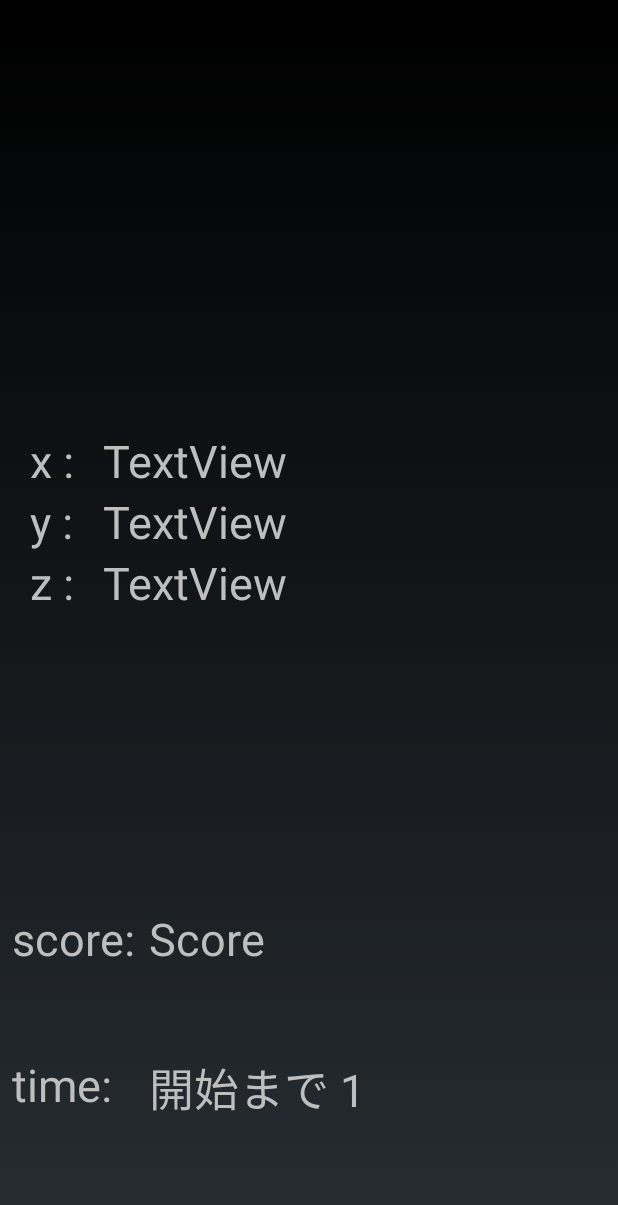
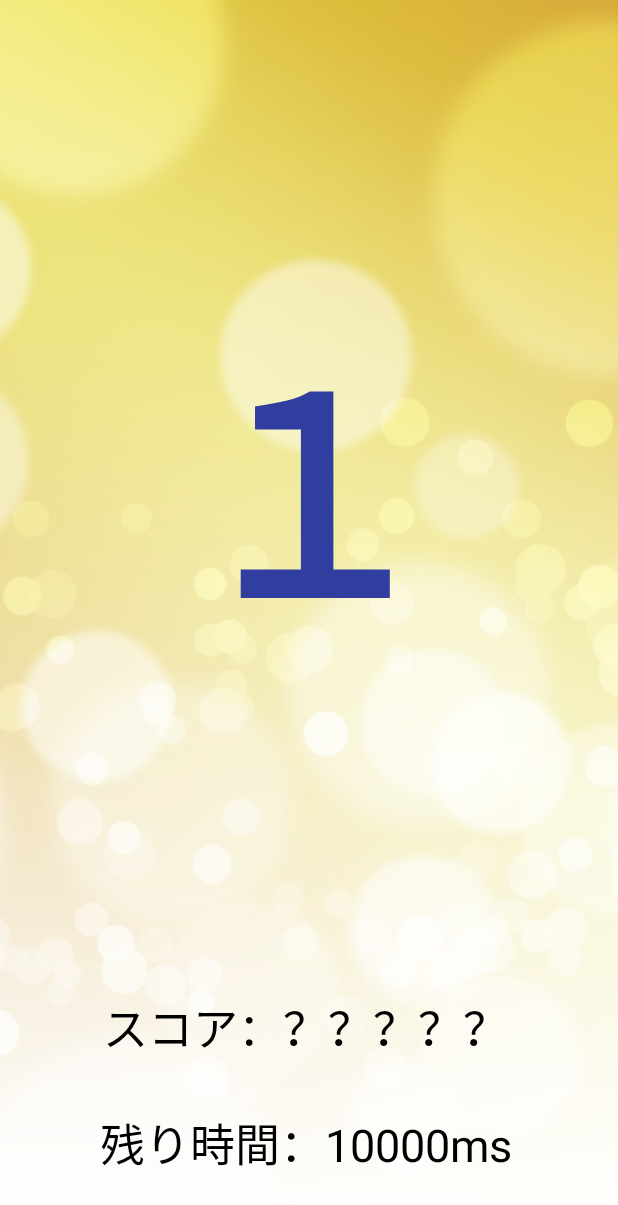
Before and after one commit to roombarunba/Sparkling, an Android app: the MultiplayActivity screen opened directly, with no data from a screen before it, on a phone screen of 412 x 824 dp. Shown: the top 1205 px of the screen. Run offline under Robolectric (Android 15) with nearby library versions, the phone set to English and light mode, and no system bars.

Commit message:
マルチ振る画面を綺麗にした&振る画面微調整

```diff
--- a/app/src/main/java/com/example/nttr/sparkling/MultiplayActivity.java
+++ b/app/src/main/java/com/example/nttr/sparkling/MultiplayActivity.java
@@ -18,6 +18,8 @@ import android.os.CountDownTimer;
 import android.provider.Settings;
 import android.support.v4.app.ActivityCompat;
 import android.util.Log;
+import android.view.View;
+import android.widget.ImageView;
 import android.widget.TextView;
 import android.widget.Toast;
 
@@ -26,9 +28,6 @@ public class MultiplayActivity extends Activity implements SensorEventListener,
     SensorManager mSensorManager;
     Sensor mAccSensor;
 
-    TextView mTextX;
-    TextView mTextY;
-    TextView mTextZ;
     TextView mScoreText;
 
     double beforeX = 0;
@@ -43,7 +42,8 @@ public class MultiplayActivity extends Activity implements SensorEventListener,
 
     CountDown countDown;
 
-    String place = "place";
+    TextView countDownT;
+    ImageView cola;
 
     private LocationManager locationManager;
 
@@ -64,11 +64,11 @@ public class MultiplayActivity extends Activity implements SensorEventListener,
 
         mAccSensor = mSensorManager.getDefaultSensor(Sensor.TYPE_ACCELEROMETER);
 
-        mTextX = (TextView) findViewById(R.id.MtextX);
-        mTextY = (TextView) findViewById(R.id.MtextY);
-        mTextZ = (TextView) findViewById(R.id.MtextZ);
         mScoreText = (TextView) findViewById(R.id.MscoreText);
         mTimeText = (TextView) findViewById(R.id.MtimeText);
+
+        countDownT = (TextView) findViewById(R.id.countDownText_m);
+        cola = (ImageView) findViewById(R.id.cola_m);
 
         // LocationManager インスタンス生成
         locationManager = (LocationManager) getSystemService(LOCATION_SERVICE);
@@ -93,10 +93,6 @@ public class MultiplayActivity extends Activity implements SensorEventListener,
                         + ", z = " + nz);
             }
 
-            mTextX.setText("" + nx);
-            mTextY.setText("" + ny);
-            mTextZ.setText("" + nz);
-
             if(first){
                 first = false;
             }else{
@@ -109,8 +105,6 @@ public class MultiplayActivity extends Activity implements SensorEventListener,
             beforeX = nx;
             beforeY = ny;
             beforeZ = nz;
-
-            mScoreText.setText("" + (int)score);
         }
     }
 
@@ -267,6 +261,7 @@ public class MultiplayActivity extends Activity implements SensorEventListener,
 
         ido = location.getLatitude();
         keido = location.getLongitude();
+        stopGPS();
     }
 
     @Override
@@ -324,15 +319,20 @@ public class MultiplayActivity extends Activity implements SensorEventListener,
             //long ms = millisUntilFinished - ss * 1000 - mm * 1000 * 60;
             //timerText.setText(String.format("%1$02d:%2$02d.%3$03d", mm, ss, ms));
 
-            if(millisUntilFinished <= 10000){
+            if(millisUntilFinished <= 9000){
+                countDownT.setVisibility(View.INVISIBLE);
+                cola.setVisibility(View.VISIBLE);
+                mTimeText.setText("" + millisUntilFinished + "ms");
+            }else if(millisUntilFinished <= 10000){
                 start = true;
-                mTimeText.setText("" + millisUntilFinished);
+                countDownT.setText("GO!!");
+                mTimeText.setText("" + millisUntilFinished + "ms");
             }else if (millisUntilFinished <= 10700){
-                mTimeText.setText("開始まで 1");
+                countDownT.setText("１");
             }else if (millisUntilFinished <= 11400){
-                mTimeText.setText("開始まで 2");
+                countDownT.setText("２");
             }else if (millisUntilFinished <= 12500){
-                mTimeText.setText("開始まで 3");
+                countDownT.setText("３");
             }else{
                 Log.d("spark", "なんすか");
             }
--- a/app/src/main/java/com/example/nttr/sparkling/MultiresultActivity.java
+++ b/app/src/main/java/com/example/nttr/sparkling/MultiresultActivity.java
@@ -263,6 +263,7 @@ public class MultiresultActivity extends Activity implements View.OnClickListene
 
         multiCount.setText("みんなの準備ができたら\n送信を押してね");
         send.setEnabled(true);
+        stopGPS();
     }
 
     @Override
--- a/app/src/main/res/layout/activity_main.xml
+++ b/app/src/main/res/layout/activity_main.xml
@@ -64,7 +64,7 @@
         android:id="@+id/MlinearLayout4"
         android:layout_width="wrap_content"
         android:layout_height="38dp"
-        android:layout_marginBottom="52dp"
+        android:layout_marginBottom="32dp"
         android:layout_marginEnd="8dp"
         android:layout_marginStart="8dp"
         android:orientation="horizontal"
@@ -102,7 +102,7 @@
         android:id="@+id/cola"
         android:layout_width="157dp"
         android:layout_height="386dp"
-        android:layout_marginBottom="8dp"
+        android:layout_marginBottom="24dp"
         android:layout_marginEnd="8dp"
         android:layout_marginStart="8dp"
         android:layout_marginTop="8dp"
--- a/app/src/main/res/layout/activity_multiplay.xml
+++ b/app/src/main/res/layout/activity_multiplay.xml
@@ -4,35 +4,85 @@
     xmlns:tools="http://schemas.android.com/tools"
     android:layout_width="match_parent"
     android:layout_height="match_parent"
-    tools:context="com.example.nttr.sparkling.MultiplayActivity">
+    tools:context="com.example.nttr.sparkling.MultiplayActivity"
+    tools:layout_editor_absoluteY="25dp">
+
+    <ImageView
+        android:id="@+id/imageView7"
+        android:layout_width="wrap_content"
+        android:layout_height="wrap_content"
+        android:layout_marginBottom="8dp"
+        android:layout_marginEnd="8dp"
+        android:layout_marginStart="8dp"
+        android:layout_marginTop="8dp"
+        android:scaleType="centerCrop"
+        android:src="@mipmap/c_awa"
+        app:layout_constraintBottom_toBottomOf="parent"
+        app:layout_constraintEnd_toEndOf="parent"
+        app:layout_constraintStart_toStartOf="parent"
+        app:layout_constraintTop_toTopOf="parent" />
+
+    <TextView
+        android:id="@+id/countDownText_m"
+        android:layout_width="wrap_content"
+        android:layout_height="wrap_content"
+        android:layout_marginBottom="24dp"
+        android:layout_marginEnd="8dp"
+        android:layout_marginStart="8dp"
+        android:layout_marginTop="8dp"
+        android:text="３"
+        android:textColor="@color/colorPrimaryDark"
+        android:textSize="180sp"
+        android:textStyle="bold"
+        app:layout_constraintBottom_toTopOf="@+id/MlinearLayout4"
+        app:layout_constraintEnd_toEndOf="parent"
+        app:layout_constraintStart_toStartOf="parent"
+        app:layout_constraintTop_toTopOf="@+id/imageView7" />
+
+    <ImageView
+        android:id="@+id/cola_m"
+        android:layout_width="157dp"
+        android:layout_height="386dp"
+        android:layout_marginBottom="8dp"
+        android:layout_marginEnd="8dp"
+        android:layout_marginStart="8dp"
+        android:layout_marginTop="8dp"
+        android:src="@mipmap/cola"
+        android:visibility="invisible"
+        app:layout_constraintBottom_toTopOf="@+id/MlinearLayout4"
+        app:layout_constraintEnd_toEndOf="parent"
+        app:layout_constraintStart_toStartOf="parent"
+        app:layout_constraintTop_toTopOf="parent" />
 
     <LinearLayout
         android:id="@+id/MtimeLayout"
-        android:layout_width="368dp"
-        android:layout_height="41dp"
-        android:layout_marginBottom="80dp"
+        android:layout_width="wrap_content"
+        android:layout_height="wrap_content"
+        android:layout_marginBottom="44dp"
         android:layout_marginEnd="8dp"
         android:layout_marginStart="8dp"
         android:orientation="horizontal"
         app:layout_constraintBottom_toBottomOf="parent"
         app:layout_constraintEnd_toEndOf="parent"
-        app:layout_constraintHorizontal_bias="0.0"
+        app:layout_constraintHorizontal_bias="0.481"
         app:layout_constraintStart_toStartOf="parent">
 
         <TextView
             android:id="@+id/MtextView6"
-            android:layout_width="182dp"
+            android:layout_width="wrap_content"
             android:layout_height="match_parent"
             android:layout_weight="1"
-            android:text="time:"
+            android:text="残り時間："
+            android:textColor="@android:color/background_dark"
             android:textSize="30sp" />
 
         <TextView
             android:id="@+id/MtimeText"
-            android:layout_width="match_parent"
+            android:layout_width="wrap_content"
             android:layout_height="wrap_content"
             android:layout_weight="1"
-            android:text="Score"
+            android:text="10000ms"
+            android:textColor="@android:color/background_dark"
             android:textSize="30sp"
             app:layout_constraintBottom_toBottomOf="parent"
             app:layout_constraintEnd_toEndOf="parent"
@@ -43,128 +93,34 @@
     </LinearLayout>
 
     <LinearLayout
-        android:id="@+id/MlinearLayout2"
-        android:layout_width="368dp"
-        android:layout_height="123dp"
+        android:id="@+id/MlinearLayout4"
+        android:layout_width="wrap_content"
+        android:layout_height="wrap_content"
         android:layout_marginBottom="32dp"
-        android:layout_marginEnd="8dp"
-        android:layout_marginStart="8dp"
-        android:orientation="vertical"
-        app:layout_constraintBottom_toTopOf="@+id/MlinearLayout4"
-        app:layout_constraintEnd_toEndOf="parent"
-        app:layout_constraintHorizontal_bias="0.0"
-        app:layout_constraintStart_toStartOf="parent"
-        app:layout_constraintTop_toTopOf="parent"
-        app:layout_constraintVertical_bias="0.637">
-
-        <LinearLayout
-            android:layout_width="match_parent"
-            android:layout_height="wrap_content"
-            android:orientation="horizontal">
-
-            <TextView
-                android:id="@+id/MtextView"
-                android:layout_width="121dp"
-                android:layout_height="match_parent"
-                android:layout_weight="1"
-                android:text="x : "
-                android:textAlignment="center"
-                android:textSize="30sp" />
-
-            <TextView
-                android:id="@+id/MtextX"
-                android:layout_width="match_parent"
-                android:layout_height="wrap_content"
-                android:layout_weight="1"
-                android:text="TextView"
-                android:textAlignment="viewStart"
-                android:textSize="30sp"
-                tools:layout_editor_absoluteX="163dp"
-                tools:layout_editor_absoluteY="142dp" />
-
-        </LinearLayout>
-
-        <LinearLayout
-            android:layout_width="match_parent"
-            android:layout_height="wrap_content"
-            android:orientation="horizontal">
-
-            <TextView
-                android:id="@+id/MtextView2"
-                android:layout_width="121dp"
-                android:layout_height="match_parent"
-                android:layout_weight="1"
-                android:text="y : "
-                android:textAlignment="center"
-                android:textSize="30sp" />
-
-            <TextView
-                android:id="@+id/MtextY"
-                android:layout_width="match_parent"
-                android:layout_height="wrap_content"
-                android:layout_weight="1"
-                android:text="TextView"
-                android:textAlignment="viewStart"
-                android:textSize="30sp"
-                tools:layout_editor_absoluteX="163dp"
-                tools:layout_editor_absoluteY="236dp" />
-        </LinearLayout>
-
-        <LinearLayout
-            android:layout_width="match_parent"
-            android:layout_height="match_parent"
-            android:orientation="horizontal">
-
-            <TextView
-                android:id="@+id/MtextView3"
-                android:layout_width="121dp"
-                android:layout_height="match_parent"
-                android:layout_weight="1"
-                android:text="z : "
-                android:textAlignment="center"
-                android:textSize="30sp" />
-
-            <TextView
-                android:id="@+id/MtextZ"
-                android:layout_width="match_parent"
-                android:layout_height="wrap_content"
-                android:layout_weight="1"
-                android:text="TextView"
-                android:textAlignment="viewStart"
-                android:textSize="30sp"
-                tools:layout_editor_absoluteX="163dp"
-                tools:layout_editor_absoluteY="355dp" />
-        </LinearLayout>
-
-    </LinearLayout>
-
-    <LinearLayout
-        android:id="@+id/MlinearLayout4"
-        android:layout_width="368dp"
-        android:layout_height="41dp"
-        android:layout_marginBottom="56dp"
         android:layout_marginEnd="8dp"
         android:layout_marginStart="8dp"
         android:orientation="horizontal"
         app:layout_constraintBottom_toTopOf="@+id/MtimeLayout"
         app:layout_constraintEnd_toEndOf="parent"
-        app:layout_constraintHorizontal_bias="0.0"
+        app:layout_constraintHorizontal_bias="0.481"
         app:layout_constraintStart_toStartOf="parent">
 
         <TextView
             android:id="@+id/MtextView5"
-            android:layout_width="182dp"
+            android:layout_width="wrap_content"
             android:layout_height="match_parent"
             android:layout_weight="1"
-            android:text="score:"
+            android:text="スコア："
+            android:textColor="@android:color/background_dark"
             android:textSize="30sp" />
 
         <TextView
             android:id="@+id/MscoreText"
-            android:layout_width="match_parent"
-            android:layout_height="wrap_content"
+            android:layout_width="wrap_content"
+            android:layout_height="match_parent"
             android:layout_weight="1"
-            android:text="Score"
+            android:text="？？？？？"
+            android:textColor="@android:color/background_dark"
             android:textSize="30sp"
             app:layout_constraintBottom_toBottomOf="parent"
             app:layout_constraintEnd_toEndOf="parent"
```
